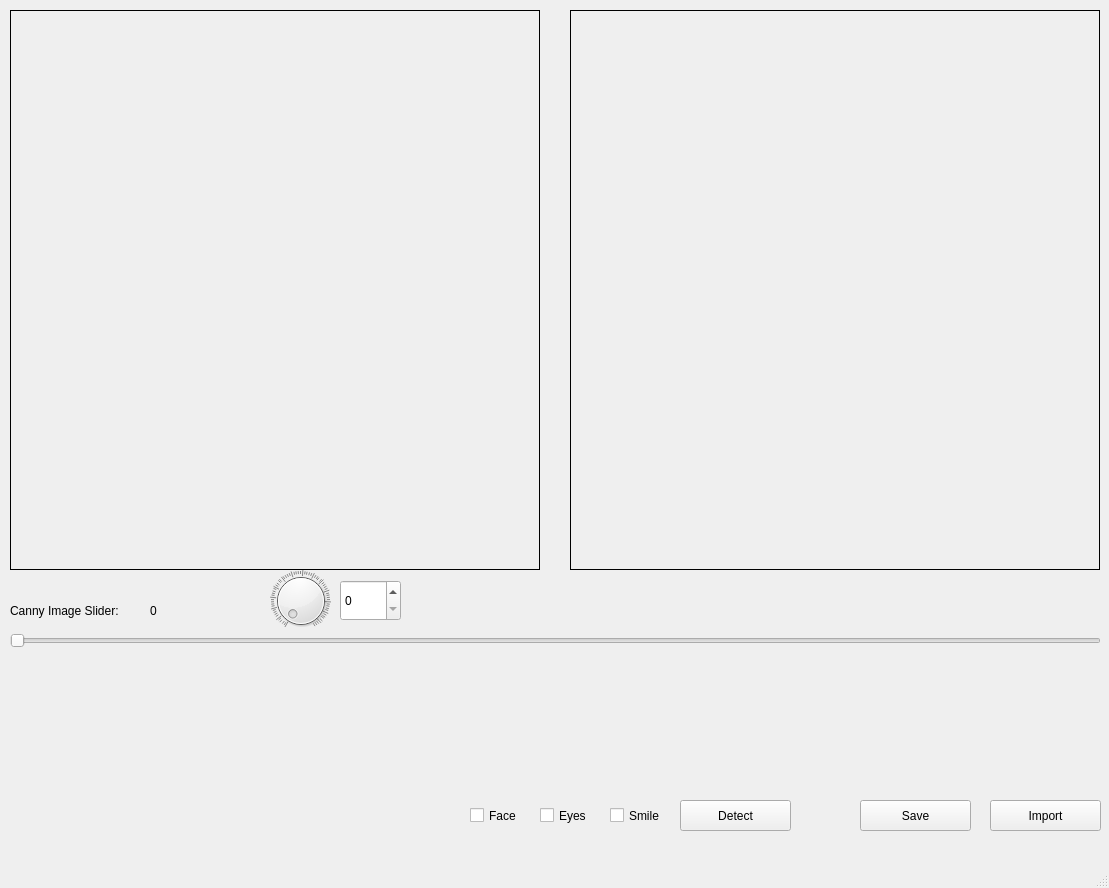
Old version of the form main_window.ui in the repository prateekgurnani10/Image_recognition.
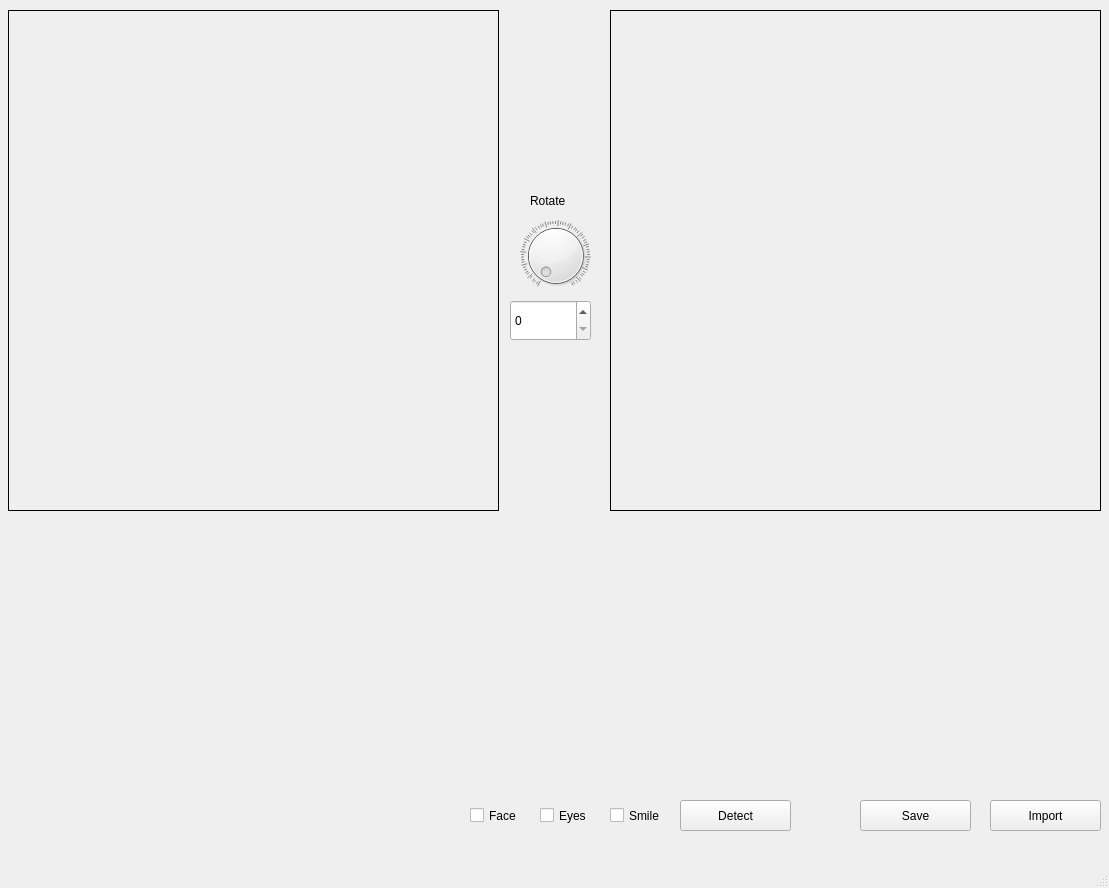
New version of the form.

Commit message: Added slider widget/ui and layout to main_window to add sliders

```diff
--- a/main_window.ui
+++ b/main_window.ui
@@ -20,10 +20,10 @@
    <widget class="QLabel" name="leftImgLabel">
     <property name="geometry">
      <rect>
-      <x>10</x>
+      <x>8</x>
       <y>10</y>
-      <width>530</width>
-      <height>560</height>
+      <width>491</width>
+      <height>501</height>
      </rect>
     </property>
     <property name="frameShape">
@@ -39,10 +39,10 @@
    <widget class="QLabel" name="rightImgLabel">
     <property name="geometry">
      <rect>
-      <x>570</x>
+      <x>610</x>
       <y>10</y>
-      <width>530</width>
-      <height>560</height>
+      <width>491</width>
+      <height>501</height>
      </rect>
     </property>
     <property name="frameShape">
@@ -172,62 +172,13 @@
      <string>Smile</string>
     </property>
    </widget>
-   <widget class="QSlider" name="cannySlider">
-    <property name="geometry">
-     <rect>
-      <x>10</x>
-      <y>630</y>
-      <width>1091</width>
-      <height>22</height>
-     </rect>
-    </property>
-    <property name="orientation">
-     <enum>Qt::Horizontal</enum>
-    </property>
-   </widget>
-   <widget class="QLabel" name="label">
-    <property name="geometry">
-     <rect>
-      <x>10</x>
-      <y>590</y>
-      <width>131</width>
-      <height>41</height>
-     </rect>
-    </property>
-    <property name="font">
-     <font>
-      <pointsize>9</pointsize>
-     </font>
-    </property>
-    <property name="text">
-     <string>Canny Image Slider:</string>
-    </property>
-   </widget>
-   <widget class="QLabel" name="cannySliderPositionLabel">
-    <property name="geometry">
-     <rect>
-      <x>150</x>
-      <y>590</y>
-      <width>41</width>
-      <height>41</height>
-     </rect>
-    </property>
-    <property name="font">
-     <font>
-      <pointsize>9</pointsize>
-     </font>
-    </property>
-    <property name="text">
-     <string>0</string>
-    </property>
-   </widget>
    <widget class="QDial" name="rotateImgDial">
     <property name="geometry">
      <rect>
-      <x>270</x>
-      <y>570</y>
-      <width>61</width>
-      <height>61</height>
+      <x>520</x>
+      <y>220</y>
+      <width>71</width>
+      <height>71</height>
      </rect>
     </property>
     <property name="maximum">
@@ -240,9 +191,9 @@
    <widget class="QSpinBox" name="rotateImgSpinBox">
     <property name="geometry">
      <rect>
-      <x>340</x>
-      <y>580</y>
-      <width>61</width>
+      <x>510</x>
+      <y>300</y>
+      <width>81</width>
       <height>41</height>
      </rect>
     </property>
@@ -251,10 +202,52 @@
       <pointsize>9</pointsize>
      </font>
     </property>
+    <property name="wrapping">
+     <bool>false</bool>
+    </property>
+    <property name="frame">
+     <bool>true</bool>
+    </property>
+    <property name="buttonSymbols">
+     <enum>QAbstractSpinBox::UpDownArrows</enum>
+    </property>
     <property name="maximum">
      <number>270</number>
     </property>
    </widget>
+   <widget class="QLabel" name="label">
+    <property name="geometry">
+     <rect>
+      <x>530</x>
+      <y>190</y>
+      <width>51</width>
+      <height>21</height>
+     </rect>
+    </property>
+    <property name="font">
+     <font>
+      <pointsize>9</pointsize>
+     </font>
+    </property>
+    <property name="text">
+     <string>Rotate</string>
+    </property>
+   </widget>
+   <widget class="QWidget" name="verticalLayoutWidget">
+    <property name="geometry">
+     <rect>
+      <x>0</x>
+      <y>520</y>
+      <width>1101</width>
+      <height>271</height>
+     </rect>
+    </property>
+    <layout class="QVBoxLayout" name="sliderLayout">
+     <property name="spacing">
+      <number>6</number>
+     </property>
+    </layout>
+   </widget>
   </widget>
   <widget class="QStatusBar" name="statusbar"/>
   <widget class="QMenuBar" name="menubar">
```
The commit also changes 6 other files.
